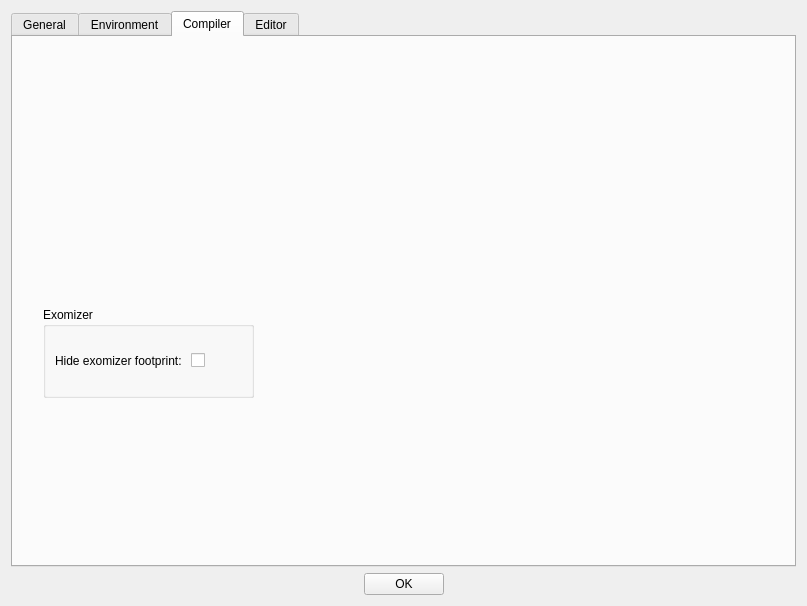
leuat/TRSE, file source/dialogtrsesettings.ui: the form before one commit.
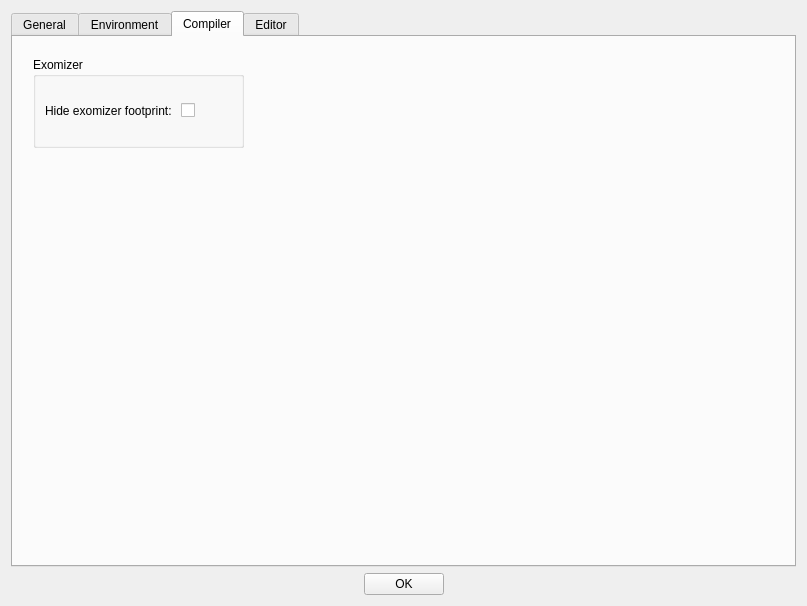
The form after the commit. The open tabs and pages were chosen to show the change.

```diff
--- a/source/dialogtrsesettings.ui
+++ b/source/dialogtrsesettings.ui
@@ -127,8 +127,8 @@
         <widget class="QGroupBox" name="groupBox_3">
          <property name="geometry">
           <rect>
-           <x>30</x>
-           <y>270</y>
+           <x>20</x>
+           <y>20</y>
            <width>211</width>
            <height>91</height>
           </rect>
```
Left out of the diff: 2 changed lines with no effect on the pictures.
